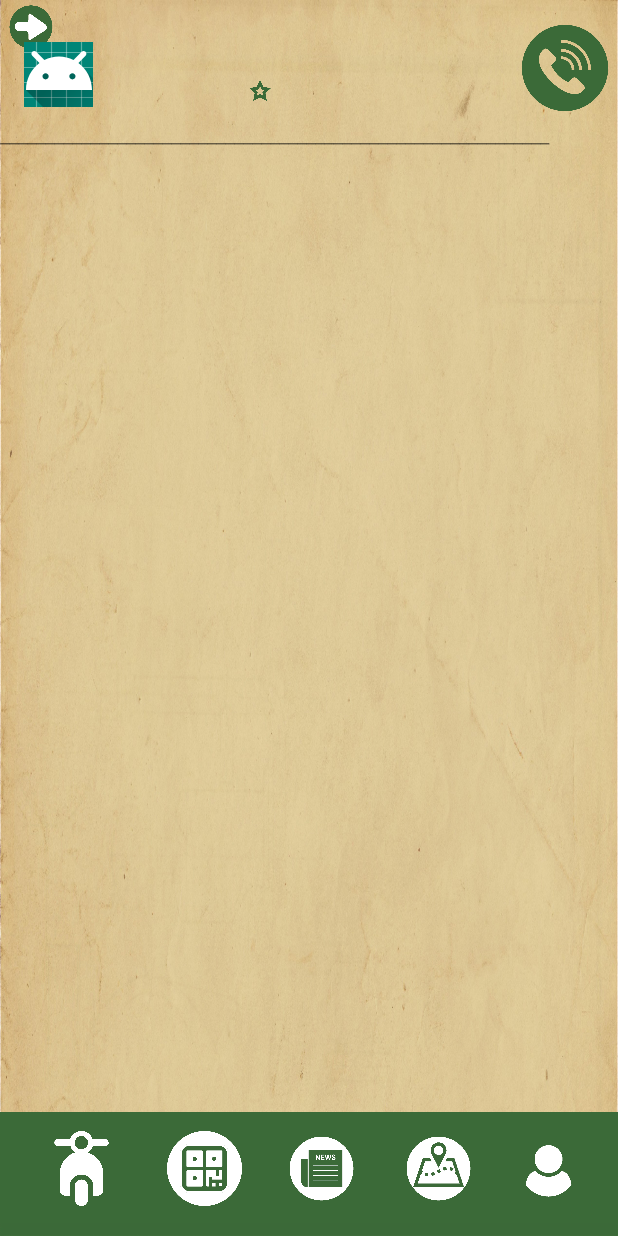
After one commit to khuongvo2305/Group64App, an Android app: the RankView screen opened directly, with no data from a screen before it, on a phone screen of 412 x 824 dp. The commit adds this screen. Run offline under Robolectric (Android 15) with nearby library versions, the phone set to English and light mode, and no system bars.

```diff
--- a/app/src/main/java/com/example/myapplication/DatHang_Activity.java
+++ b/app/src/main/java/com/example/myapplication/DatHang_Activity.java
@@ -23,8 +23,8 @@ import com.google.firebase.database.ValueEventListener;
 import java.util.ArrayList;
 
 public class DatHang_Activity extends AppCompatActivity {
-    ImageButton BtnAccount, BtnHome, BtnMap, BtnStore, cong, tru;
-    Button xacnhanDialog, huydialog,BtnName,rank;
+    ImageButton BtnAccount, BtnHome, BtnMap, BtnStore, cong, tru,BtnIconStar, BtnAvartar;
+    Button xacnhanDialog, huydialog,BtnName,rank,BtnRank,BtnPoint;
     ImageView hinhsp,Btngiohang;
     TextView tensp, editsoluongsp, thanhtien, txttongtien;
     GridView gridViewmenu;
@@ -203,5 +203,25 @@ public class DatHang_Activity extends AppCompatActivity {
                 startActivity(intent);
             }
         });
+        BtnName = (Button) findViewById(R.id.button6) ;
+        BtnName.setOnClickListener(new View.OnClickListener() {
+            @Override
+            public void onClick(View v) {
+                Intent intent = new Intent(DatHang_Activity.this, ScanActivity.class);
+                intent.putExtra("fbName",fbName);
+                intent.putExtra("IDUser", IDUser);
+                startActivity(intent);
+            }
+        });
+        BtnRank = (Button) findViewById(R.id.button7) ;
+        BtnRank.setOnClickListener(new View.OnClickListener() {
+            @Override
+            public void onClick(View v) {
+                Intent intent = new Intent(DatHang_Activity.this, ScanActivity.class);
+                intent.putExtra("fbName",fbName);
+                intent.putExtra("IDUser", IDUser);
+                startActivity(intent);
+            }
+        });
     }
 }
--- a/app/src/main/java/com/example/myapplication/LichSuGiaoDich.java
+++ b/app/src/main/java/com/example/myapplication/LichSuGiaoDich.java
@@ -55,14 +55,16 @@ public class LichSuGiaoDich extends AppCompatActivity {
             @Override
             public void onChildAdded(@NonNull DataSnapshot dataSnapshot, @Nullable String s) {
                 final String string =  dataSnapshot.getKey().toString();
+                String date = dataSnapshot.child("date").getValue().toString().split("\\=")[2].split("\\}")[0];
                 Collections.reverse(arrayListIDhistory);
-                arrayListIDhistory.add(string);
+                arrayListIDhistory.add(string + " - " + date);
                 Collections.reverse(arrayListIDhistory);
                 adapter1.notifyDataSetChanged();
-                mdata.child("customer").child(ID).child("history").child(string).child("billid").addValueEventListener(new ValueEventListener() {
+                mdata.child("customer").child(ID).child("history").child(string).addValueEventListener(new ValueEventListener() {
                     @Override
                     public void onDataChange(@NonNull DataSnapshot dataSnapshot) {
-                        String billid = dataSnapshot.getValue().toString();
+                        String billid = dataSnapshot.child("billid").getValue().toString();
+
                         Collections.reverse(arrayListIDhistory);
                         arraybillid.add(billid);
                         Collections.reverse(arrayListIDhistory);
--- a/app/src/main/java/com/example/myapplication/Lichsuchitiet.java
+++ b/app/src/main/java/com/example/myapplication/Lichsuchitiet.java
@@ -26,7 +26,8 @@ public class Lichsuchitiet extends AppCompatActivity {
         TextView BillId = (TextView) findViewById(R.id.txtMabill);
         BillId.setText(billid);
         TextView BillDate = (TextView) findViewById(R.id.txtNgayinbill);
-        BillDate.setText(billdate);
+        String billdate2 = billdate.split("\\=")[2].split("\\}")[0];
+        BillDate.setText(billdate2);
         TextView Billamount = (TextView) findViewById(R.id.txtTongbill);
         Billamount.setText(billamount);
         TextView BillTotal = (TextView) findViewById(R.id.txtTongbill2);
--- /dev/null
+++ b/app/src/main/java/com/example/myapplication/RankView.java
@@ -0,0 +1,13 @@
+package com.example.myapplication;
+
+import android.support.v7.app.AppCompatActivity;
+import android.os.Bundle;
+
+public class RankView extends AppCompatActivity {
+
+    @Override
+    protected void onCreate(Bundle savedInstanceState) {
+        super.onCreate(savedInstanceState);
+        setContentView(R.layout.activity_ranknew_view);
+    }
+}
--- a/app/src/main/java/com/example/myapplication/listOrder.java
+++ b/app/src/main/java/com/example/myapplication/listOrder.java
@@ -44,6 +44,16 @@ public class listOrder extends AppCompatActivity {
             fbName = getIntent().getStringExtra("fbName");
             BtnName.setText(fbName);
         }
+        BtnName = (Button) findViewById(R.id.button6) ;
+        BtnName.setOnClickListener(new View.OnClickListener() {
+            @Override
+            public void onClick(View v) {
+                Intent intent = new Intent(listOrder.this, ScanActivity.class);
+                intent.putExtra("fbName",fbName);
+                intent.putExtra("IDUser", IDUser);
+                startActivity(intent);
+            }
+        });
         if (getIntent().getStringExtra("IDUser") != null)
         {
             IDUser = getIntent().getStringExtra("IDUser");
--- a/app/src/main/res/layout/activity_dieu_khoan_sudung.xml
+++ b/app/src/main/res/layout/activity_dieu_khoan_sudung.xml
@@ -4,7 +4,7 @@
     xmlns:tools="http://schemas.android.com/tools"
     android:layout_width="match_parent"
     android:layout_height="match_parent"
-    android:background="@drawable/backgroud"
+    android:background="@drawable/background"
     tools:context=".MainActivity">
 
     <ImageView
--- a/app/src/main/res/layout/activity_lich_su_giao_dich.xml
+++ b/app/src/main/res/layout/activity_lich_su_giao_dich.xml
@@ -4,7 +4,7 @@
     xmlns:tools="http://schemas.android.com/tools"
     android:layout_width="match_parent"
     android:layout_height="match_parent"
-    android:background="@drawable/backgroud"
+    android:background="@drawable/background"
     tools:context=".MainActivity">
 
     <ImageView
--- a/app/src/main/res/layout/activity_lichsuchitiet.xml
+++ b/app/src/main/res/layout/activity_lichsuchitiet.xml
@@ -4,7 +4,7 @@
     xmlns:tools="http://schemas.android.com/tools"
     android:layout_width="match_parent"
     android:layout_height="match_parent"
-    android:background="@drawable/backgroud"
+    android:background="@drawable/background"
     tools:context=".MainActivity">
 
 
--- /dev/null
+++ b/app/src/main/res/layout/activity_rankbac_view.xml
@@ -0,0 +1,6 @@
+<?xml version="1.0" encoding="utf-8"?>
+<android.support.constraint.ConstraintLayout
+    xmlns:android="http://schemas.android.com/apk/res/android" android:layout_width="match_parent"
+    android:layout_height="match_parent">
+
+</android.support.constraint.ConstraintLayout>
--- /dev/null
+++ b/app/src/main/res/layout/activity_rankkimcuong_view.xml
@@ -0,0 +1,6 @@
+<?xml version="1.0" encoding="utf-8"?>
+<android.support.constraint.ConstraintLayout
+    xmlns:android="http://schemas.android.com/apk/res/android" android:layout_width="match_parent"
+    android:layout_height="match_parent">
+
+</android.support.constraint.ConstraintLayout>
--- /dev/null
+++ b/app/src/main/res/layout/activity_ranknew_view.xml
@@ -0,0 +1,215 @@
+<?xml version="1.0" encoding="utf-8"?>
+<android.support.constraint.ConstraintLayout xmlns:android="http://schemas.android.com/apk/res/android"
+    xmlns:app="http://schemas.android.com/apk/res-auto"
+    xmlns:tools="http://schemas.android.com/tools"
+    android:layout_width="match_parent"
+    android:layout_height="match_parent"
+    android:background="@drawable/background"
+    tools:context=".MainActivity">
+
+    <Button
+        android:id="@+id/button8"
+        android:layout_width="18dp"
+        android:layout_height="18dp"
+        android:layout_marginStart="180dp"
+        android:layout_marginLeft="180dp"
+        android:layout_marginTop="7dp"
+        android:background="@null"
+        android:text="@string/diem"
+        android:textSize="10sp"
+        app:layout_constraintStart_toStartOf="parent"
+        app:layout_constraintTop_toBottomOf="@+id/button6" />
+    <ImageButton
+        android:id="@+id/imageButton8"
+        android:layout_width="40dp"
+        android:layout_height="35dp"
+        android:layout_marginStart="116dp"
+        android:layout_marginLeft="116dp"
+        android:background="@null"
+        android:scaleType="centerInside"
+        app:layout_constraintStart_toEndOf="@+id/textView8"
+        app:layout_constraintTop_toBottomOf="@+id/imageButton6"
+        app:srcCompat="@drawable/next" />
+
+    <Button
+        android:id="@+id/button6"
+        android:layout_width="wrap_content"
+        android:layout_height="18dp"
+        android:layout_marginStart="72dp"
+        android:layout_marginLeft="72dp"
+        android:layout_marginTop="27dp"
+        android:background="@null"
+        android:text="@string/account_name"
+        app:layout_constraintStart_toStartOf="parent"
+        app:layout_constraintTop_toTopOf="parent" />
+
+    <Button
+        android:id="@+id/button7"
+        android:layout_width="93dp"
+        android:layout_height="22dp"
+        android:layout_marginStart="72dp"
+        android:layout_marginLeft="72dp"
+        android:layout_marginTop="4dp"
+        android:background="@null"
+        android:text="@string/rank"
+        android:textSize="10sp"
+        app:layout_constraintStart_toStartOf="parent"
+        app:layout_constraintTop_toBottomOf="@+id/button6" />
+
+    <ImageButton
+        android:id="@+id/imageButton5"
+        android:layout_width="18dp"
+        android:layout_height="14dp"
+        android:layout_marginStart="164dp"
+        android:layout_marginLeft="164dp"
+        android:layout_marginTop="8dp"
+        android:background="@null"
+        android:scaleType="centerInside"
+        app:layout_constraintStart_toStartOf="parent"
+        app:layout_constraintTop_toBottomOf="@+id/button6"
+        app:srcCompat="@drawable/ngoisao_home" />
+
+    <ImageButton
+        android:id="@+id/btnCall"
+        android:layout_width="57dp"
+        android:layout_height="74dp"
+        android:layout_marginStart="348dp"
+        android:layout_marginLeft="348dp"
+        android:layout_marginTop="8dp"
+        android:background="@null"
+        android:scaleType="centerInside"
+        app:layout_constraintStart_toStartOf="parent"
+        app:layout_constraintTop_toTopOf="parent"
+        app:srcCompat="@drawable/lienhe_store" />
+
+    <ImageButton
+        android:id="@+id/imageButton11"
+        android:layout_width="46dp"
+        android:layout_height="43dp"
+        android:layout_marginStart="16dp"
+        android:layout_marginLeft="16dp"
+        android:layout_marginTop="28dp"
+        app:layout_constraintStart_toStartOf="parent"
+        app:layout_constraintTop_toTopOf="parent"
+        app:srcCompat="@drawable/avartar" />
+
+    <TextView
+        android:id="@+id/textView5"
+        android:layout_width="457dp"
+        android:layout_height="30dp"
+        android:layout_marginTop="80dp"
+        android:text="_____________________________________________________________"
+        app:layout_constraintStart_toStartOf="parent"
+        app:layout_constraintTop_toTopOf="parent" />
+
+    <ImageView
+        android:id="@+id/imageView2"
+        android:layout_width="514dp"
+        android:layout_height="91dp"
+        app:layout_constraintBottom_toBottomOf="parent"
+        app:layout_constraintStart_toStartOf="parent"
+        app:srcCompat="@drawable/nen" />
+    <ImageButton
+        android:id="@+id/imageButton17"
+        android:layout_width="80dp"
+        android:layout_height="50dp"
+        android:layout_marginStart="12dp"
+        android:layout_marginLeft="12dp"
+        android:layout_marginBottom="20dp"
+        android:background="@null"
+        android:scaleType="centerInside"
+        app:layout_constraintBottom_toBottomOf="@+id/imageView2"
+        app:layout_constraintStart_toEndOf="@+id/imageButton21"
+        app:srcCompat="@drawable/tichdiem_home" />
+
+    <ImageButton
+        android:id="@+id/imageButton18"
+        android:layout_width="60dp"
+        android:layout_height="50dp"
+        android:layout_marginStart="8dp"
+        android:layout_marginLeft="8dp"
+        android:layout_marginEnd="8dp"
+        android:layout_marginRight="8dp"
+        android:layout_marginBottom="20dp"
+        android:background="@null"
+        android:scaleType="centerInside"
+        app:layout_constraintBottom_toBottomOf="@+id/imageView2"
+        app:layout_constraintEnd_toStartOf="@+id/imageButton20"
+        app:layout_constraintHorizontal_bias="0.0"
+        app:layout_constraintStart_toEndOf="@+id/imageButton17"
+        app:srcCompat="@drawable/tintuc_home" />
+
+    <ImageButton
+        android:id="@+id/imageButton19"
+        android:layout_width="60dp"
+        android:layout_height="50dp"
+        android:layout_marginEnd="16dp"
+        android:layout_marginRight="16dp"
+        android:layout_marginBottom="20dp"
+        android:background="@null"
+        android:scaleType="centerInside"
+        app:layout_constraintBottom_toBottomOf="@+id/imageView2"
+        app:layout_constraintEnd_toEndOf="parent"
+        app:srcCompat="@drawable/taikhoan_home" />
+
+    <ImageButton
+        android:id="@+id/imageButton20"
+        android:layout_width="64dp"
+        android:layout_height="50dp"
+        android:layout_marginEnd="12dp"
+        android:layout_marginRight="12dp"
+        android:layout_marginBottom="20dp"
+        android:background="@null"
+        android:scaleType="centerInside"
+        app:layout_constraintBottom_toBottomOf="@+id/imageView2"
+        app:layout_constraintEnd_toStartOf="@+id/imageButton19"
+        app:srcCompat="@drawable/cuahang_home" />
+
+    <ImageButton
+        android:id="@+id/imageButton21"
+        android:layout_width="60dp"
+        android:layout_height="50dp"
+        android:layout_marginStart="24dp"
+        android:layout_marginLeft="24dp"
+        android:layout_marginBottom="20dp"
+        android:background="@null"
+        android:scaleType="centerInside"
+        app:layout_constraintBottom_toBottomOf="@+id/imageView2"
+        app:layout_constraintStart_toStartOf="parent"
+        app:srcCompat="@drawable/dathang_home" />
+
+    <TextView
+        android:id="@+id/point"
+        android:layout_width="wrap_content"
+        android:layout_height="wrap_content"
+        android:layout_marginStart="8dp"
+        android:layout_marginLeft="8dp"
+        android:layout_marginTop="16dp"
+        android:layout_marginEnd="8dp"
+        android:layout_marginRight="8dp"
+        android:text=""
+        android:textColor="#006241"
+        android:textSize="20sp"
+        android:textStyle="bold"
+        app:layout_constraintEnd_toEndOf="parent"
+        app:layout_constraintHorizontal_bias="0.087"
+        app:layout_constraintStart_toStartOf="parent"
+        app:layout_constraintTop_toBottomOf="@+id/textView5" />
+
+    <TextView
+        android:id="@+id/scan_results"
+        android:layout_width="wrap_content"
+        android:layout_height="wrap_content"
+        android:layout_marginStart="8dp"
+        android:layout_marginLeft="8dp"
+        android:layout_marginTop="88dp"
+        android:layout_marginEnd="8dp"
+        android:layout_marginRight="8dp"
+        android:textColor="#006241"
+        android:textSize="20sp"
+        android:textStyle="bold"
+        app:layout_constraintEnd_toEndOf="parent"
+        app:layout_constraintStart_toStartOf="parent"
+        app:layout_constraintTop_toBottomOf="@+id/textView5" />
+
+</android.support.constraint.ConstraintLayout>
--- /dev/null
+++ b/app/src/main/res/layout/activity_rankvang_view.xml
@@ -0,0 +1,6 @@
+<?xml version="1.0" encoding="utf-8"?>
+<android.support.constraint.ConstraintLayout
+    xmlns:android="http://schemas.android.com/apk/res/android" android:layout_width="match_parent"
+    android:layout_height="match_parent">
+
+</android.support.constraint.ConstraintLayout>
--- a/app/src/main/res/layout/activity_thay_doi_thongtin.xml
+++ b/app/src/main/res/layout/activity_thay_doi_thongtin.xml
@@ -4,7 +4,7 @@
     xmlns:tools="http://schemas.android.com/tools"
     android:layout_width="match_parent"
     android:layout_height="match_parent"
-    android:background="@drawable/backgroud"
+    android:background="@drawable/background"
     tools:context=".MainActivity">
 
     <TextView
--- a/app/src/main/res/layout/dialog_menu.xml
+++ b/app/src/main/res/layout/dialog_menu.xml
@@ -4,7 +4,7 @@
     xmlns:tools="http://schemas.android.com/tools"
     android:layout_width="match_parent"
     android:layout_height="match_parent"
-    android:background="@drawable/backgroud"
+    android:background="@drawable/background"
     tools:context=".MainActivity">
 
 
--- a/app/src/main/res/layout/dong_menu.xml
+++ b/app/src/main/res/layout/dong_menu.xml
@@ -4,7 +4,7 @@
     xmlns:tools="http://schemas.android.com/tools"
     android:layout_width="200dp"
     android:layout_height="300dp"
-    android:background="@drawable/backgroud"
+    android:background="@drawable/background"
     tools:context=".MainActivity">
 
 
--- a/app/src/main/res/layout/dongvieworder.xml
+++ b/app/src/main/res/layout/dongvieworder.xml
@@ -4,7 +4,7 @@
     xmlns:tools="http://schemas.android.com/tools"
     android:layout_width="match_parent"
     android:layout_height="90dp"
-    android:background="@drawable/backgroud"
+    android:background="@drawable/background"
     tools:context=".MainActivity">
 
 
--- a/app/src/main/res/layout/login.xml
+++ b/app/src/main/res/layout/login.xml
@@ -4,7 +4,7 @@
     xmlns:tools="http://schemas.android.com/tools"
     android:layout_width="match_parent"
     android:layout_height="match_parent"
-    android:background="@drawable/backgroud"
+    android:background="@drawable/background"
     tools:context=".MainActivity">
 
     <TextView
```
Also changed, not shown: app/src/main/AndroidManifest.xml (+8 -7 lines).
